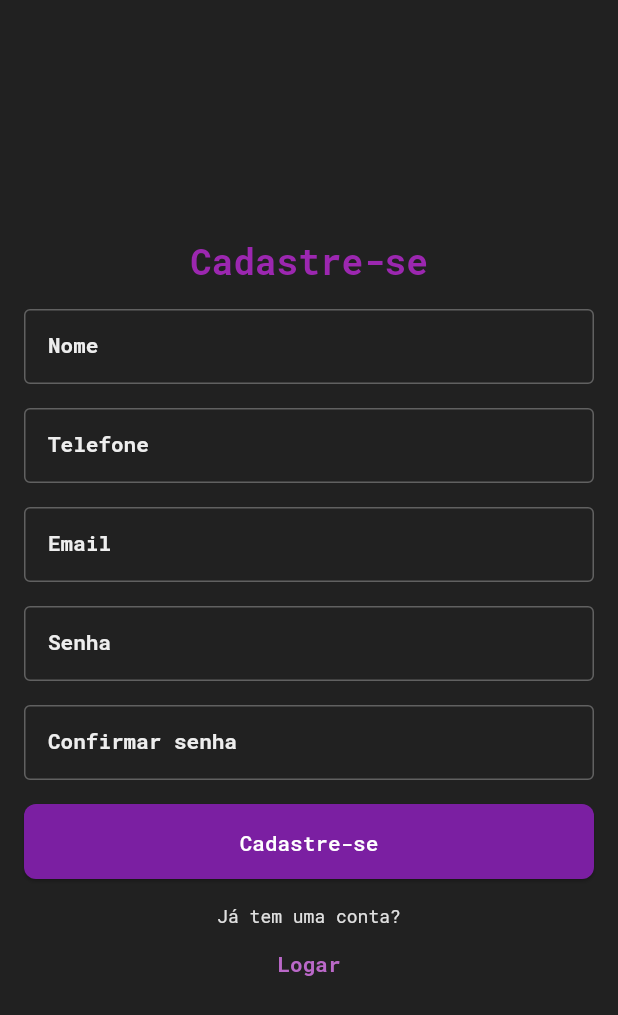
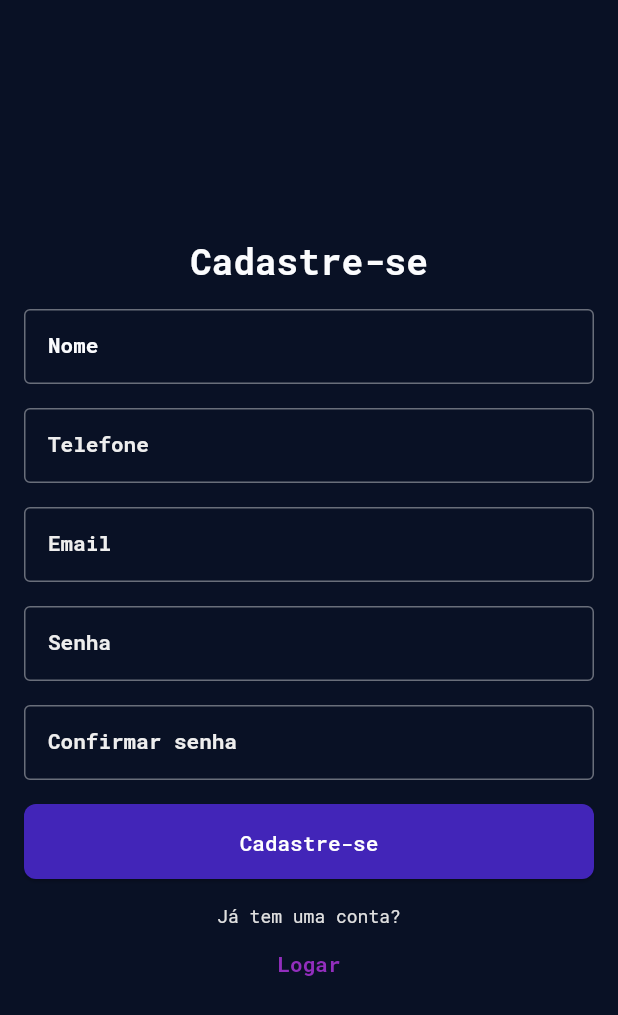
Before and after one commit to MauAgendar/mauagendar, a Flutter app: the screen it shows after launch, after a tap on "Cadastre-se", on a phone screen of 412 x 824 dp. Shown: the top 1015 px of the screen. Run offline on Flutter 3.47's test engine with Material 2 defaults, Android fonts, the light colour scheme and no system bars; our stand-ins replace flutter_secure_storage, google_fonts, jwt_decoder, table_calendar.

Commit message:
Alterando cores em register e login

```diff
--- a/mobile/lib/login.dart
+++ b/mobile/lib/login.dart
@@ -3,6 +3,7 @@ import 'dart:convert';
 import 'package:flutter/material.dart';
 import 'package:http/http.dart' as http;
 import 'package:jwt_decoder/jwt_decoder.dart';
+import 'package:mauagendar/main.dart';
 import 'package:mauagendar/register.dart';
 import 'package:mauagendar/home.dart';
 import 'package:flutter_secure_storage/flutter_secure_storage.dart';
@@ -95,21 +96,14 @@ class _LoginScreenState extends State<LoginScreen> {
     return Scaffold(
       body: Container(
         decoration: BoxDecoration(
-          gradient: LinearGradient(
-            begin: Alignment.topCenter,
-            end: Alignment.bottomCenter,
-            colors: [
-              Colors.grey[900]!,
-              Colors.grey[800]!,
-            ],
-          ),
+          color: backgroundColor,
         ),
         child: Center(
           child: SingleChildScrollView(
             child: Container(
               padding: const EdgeInsets.all(16.0),
               decoration: BoxDecoration(
-                color: Colors.grey[800],
+                color: Color.fromARGB(15, 255, 255, 255),
                 borderRadius: BorderRadius.circular(8.0),
                 boxShadow: [
                   BoxShadow(
@@ -131,7 +125,7 @@ class _LoginScreenState extends State<LoginScreen> {
                         style: TextStyle(
                           fontSize: 24.0,
                           fontWeight: FontWeight.bold,
-                          color: Colors.purple[500],
+                          color: textColor,
                         ),
                         textAlign: TextAlign.center,
                       ),
@@ -139,7 +133,7 @@ class _LoginScreenState extends State<LoginScreen> {
                       TextFormField(
                         controller: _emailController,
                         keyboardType: TextInputType.emailAddress,
-                        style: const TextStyle(color: Colors.white),
+                        style: TextStyle(color: textColor),
                         decoration: InputDecoration(
                           labelText: 'Email',
                           labelStyle: TextStyle(
@@ -147,12 +141,12 @@ class _LoginScreenState extends State<LoginScreen> {
                           ),
                           enabledBorder: OutlineInputBorder(
                             borderSide: BorderSide(
-                              color: Colors.purple[400]!,
+                              color: Color.fromARGB(100, 255, 255, 255),
                             ),
                           ),
                           focusedBorder: OutlineInputBorder(
                             borderSide: BorderSide(
-                              color: Colors.purple[400]!,
+                              color: accentColor,
                             ),
                           ),
                         ),
@@ -167,20 +161,20 @@ class _LoginScreenState extends State<LoginScreen> {
                       TextFormField(
                         controller: _passwordController,
                         obscureText: true,
-                        style: const TextStyle(color: Colors.white),
+                        style: TextStyle(color: textColor),
                         decoration: InputDecoration(
                           labelText: 'Senha',
                           labelStyle: TextStyle(
-                            color: Colors.grey[200],
+                            color: textColor,
                           ),
                           enabledBorder: OutlineInputBorder(
                             borderSide: BorderSide(
-                              color: Colors.purple[400]!,
+                              color: Color.fromARGB(100, 255, 255, 255),
                             ),
                           ),
                           focusedBorder: OutlineInputBorder(
                             borderSide: BorderSide(
-                              color: Colors.purple[400]!,
+                              color: accentColor,
                             ),
                           ),
                         ),
@@ -216,7 +210,7 @@ class _LoginScreenState extends State<LoginScreen> {
                         child: Text(
                           'Esqueceu a Senha?',
                           style: TextStyle(
-                            color: Colors.purple[300],
+                            color: accentColor,
                             decoration: TextDecoration.underline,
                           ),
                         ),
@@ -229,8 +223,8 @@ class _LoginScreenState extends State<LoginScreen> {
                           }
                         },
                         style: ElevatedButton.styleFrom(
-                          foregroundColor: Colors.white,
-                          backgroundColor: Colors.purple[700],
+                          foregroundColor: textColor,
+                          backgroundColor: primaryColor,
                           shape: RoundedRectangleBorder(
                             borderRadius: BorderRadius.circular(8.0),
                           ),
@@ -241,7 +235,7 @@ class _LoginScreenState extends State<LoginScreen> {
                       Text(
                         'Não tem uma conta?',
                         style: TextStyle(
-                          color: Colors.grey[300],
+                          color: textColor,
                         ),
                         textAlign: TextAlign.center,
                       ),
@@ -253,7 +247,7 @@ class _LoginScreenState extends State<LoginScreen> {
                         child: Text(
                           'Cadastre-se',
                           style: TextStyle(
-                            color: Colors.purple[300],
+                            color: accentColor,
                             decoration: TextDecoration.underline,
                           ),
                         ),
--- a/mobile/lib/register.dart
+++ b/mobile/lib/register.dart
@@ -5,6 +5,7 @@ import 'dart:convert';
 import 'package:mauagendar/login.dart';
 import 'package:mauagendar/home.dart';
 import 'package:flutter_secure_storage/flutter_secure_storage.dart';
+import 'package:mauagendar/main.dart';
 import 'package:mauagendar/user.dart';
 
 class Register extends StatefulWidget {
@@ -118,7 +119,7 @@ class _RegisterState extends State<Register> {
   @override
   Widget build(BuildContext context) {
     return Scaffold(
-      backgroundColor: Colors.grey[900],
+      backgroundColor: backgroundColor,
       body: Center(
         child: SingleChildScrollView(
           child: Padding(
@@ -135,7 +136,7 @@ class _RegisterState extends State<Register> {
                       style: TextStyle(
                         fontSize: 24.0,
                         fontWeight: FontWeight.bold,
-                        color: Colors.purple[500],
+                        color: textColor,
                       ),
                     ),
                     const SizedBox(height: 16.0),
@@ -143,22 +144,22 @@ class _RegisterState extends State<Register> {
                       decoration: InputDecoration(
                         labelText: 'Nome',
                         labelStyle: TextStyle(
-                          color: Colors.grey[200],
+                          color: textColor,
                           fontWeight: FontWeight.bold,
                         ),
                         enabledBorder: OutlineInputBorder(
                           borderSide: BorderSide(
-                            color: Colors.grey[700]!,
+                            color: Color.fromARGB(100, 255, 255, 255),
                           ),
                         ),
                         focusedBorder: OutlineInputBorder(
                           borderSide: BorderSide(
-                            color: Colors.purple[400]!,
+                            color: accentColor,
                           ),
                         ),
                       ),
                       style: TextStyle(
-                        color: Colors.purple[300],
+                        color: accentColor,
                       ),
                       validator: (value) {
                         if (value == null || value.isEmpty) {
@@ -182,17 +183,17 @@ class _RegisterState extends State<Register> {
                         ),
                         enabledBorder: OutlineInputBorder(
                           borderSide: BorderSide(
-                            color: Colors.grey[700]!,
+                            color: Color.fromARGB(100, 255, 255, 255),
                           ),
                         ),
                         focusedBorder: OutlineInputBorder(
                           borderSide: BorderSide(
-                            color: Colors.purple[400]!,
+                            color: accentColor,
                           ),
                         ),
                       ),
                       style: TextStyle(
-                        color: Colors.purple[300],
+                        color: accentColor,
                       ),
                       validator: (value) {
                         if (value == null || value.isEmpty) {
@@ -216,17 +217,17 @@ class _RegisterState extends State<Register> {
                         ),
                         enabledBorder: OutlineInputBorder(
                           borderSide: BorderSide(
-                            color: Colors.grey[700]!,
+                            color: Color.fromARGB(100, 255, 255, 255),
                           ),
                         ),
                         focusedBorder: OutlineInputBorder(
                           borderSide: BorderSide(
-                            color: Colors.purple[400]!,
+                            color: accentColor,
                           ),
                         ),
                       ),
                       style: TextStyle(
-                        color: Colors.purple[300],
+                        color: accentColor,
                       ),
                       validator: (value) {
                         if (value == null || value.isEmpty) {
@@ -250,17 +251,17 @@ class _RegisterState extends State<Register> {
                         ),
                         enabledBorder: OutlineInputBorder(
                           borderSide: BorderSide(
-                            color: Colors.grey[700]!,
+                            color: Color.fromARGB(100, 255, 255, 255),
                           ),
                         ),
                         focusedBorder: OutlineInputBorder(
                           borderSide: BorderSide(
-                            color: Colors.purple[400]!,
+                            color: accentColor,
                           ),
                         ),
                       ),
                       style: TextStyle(
-                        color: Colors.purple[300],
+                        color: accentColor,
                       ),
                       obscureText: true,
                       validator: (value) {
@@ -285,12 +286,12 @@ class _RegisterState extends State<Register> {
                         ),
                         enabledBorder: OutlineInputBorder(
                           borderSide: BorderSide(
-                            color: Colors.grey[700]!,
+                            color: Color.fromARGB(100, 255, 255, 255),
                           ),
                         ),
                         focusedBorder: OutlineInputBorder(
                           borderSide: BorderSide(
-                            color: Colors.purple[400]!,
+                            color: accentColor,
                           ),
                         ),
                         errorBorder: OutlineInputBorder(
@@ -305,7 +306,7 @@ class _RegisterState extends State<Register> {
                         ),
                       ),
                       style: TextStyle(
-                        color: Colors.purple[300],
+                        color: accentColor,
                       ),
                       obscureText: true,
                       validator: (value) {
@@ -344,7 +345,7 @@ class _RegisterState extends State<Register> {
                       },
                       style: ElevatedButton.styleFrom(
                         foregroundColor: Colors.white,
-                        backgroundColor: Colors.purple[700],
+                        backgroundColor: primaryColor,
                         shape: RoundedRectangleBorder(
                           borderRadius: BorderRadius.circular(8.0),
                         ),
@@ -373,7 +374,7 @@ class _RegisterState extends State<Register> {
                       child: Text(
                         'Logar',
                         style: TextStyle(
-                          color: Colors.purple[300],
+                          color: accentColor,
                           fontWeight: FontWeight.bold,
                         ),
                       ),
```
